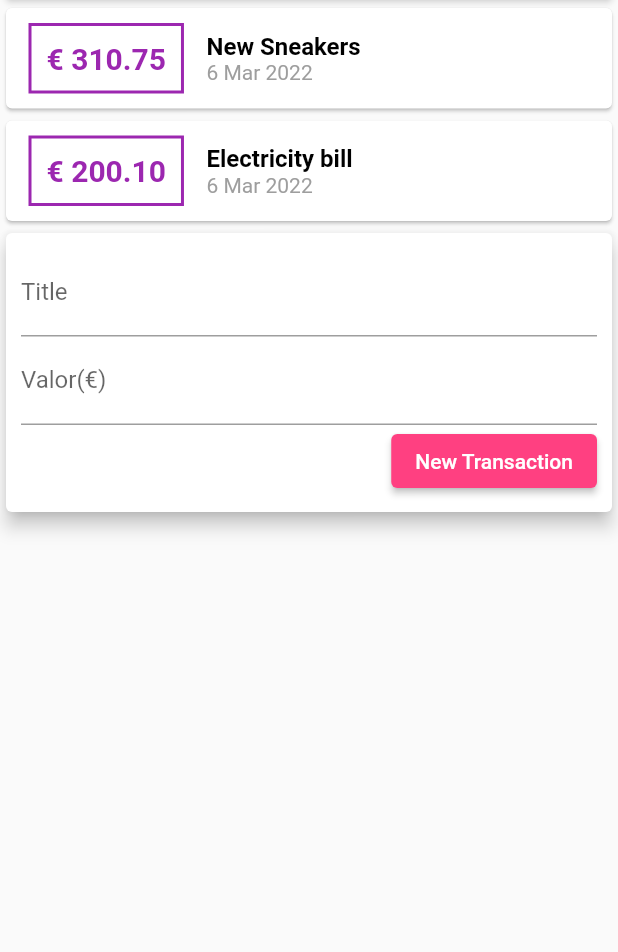
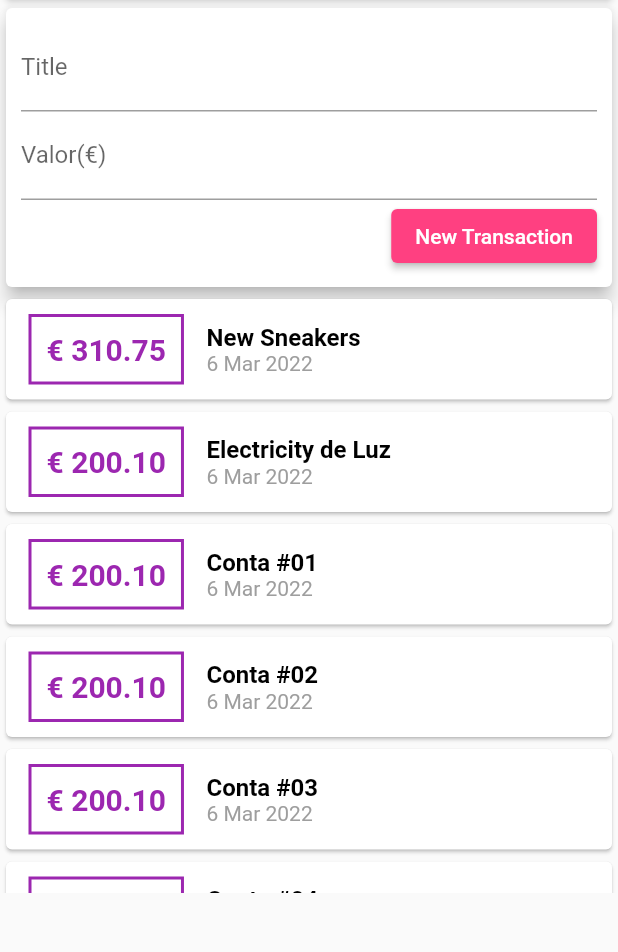
Before and after one commit to Carlxiso/Personnel-Costs, a Flutter app: the screen it shows after launch, on a phone screen of 412 x 824 dp, the part 118-1070 px from its top. Run offline on Flutter 3.47's test engine with Material 2 defaults, Android fonts, the phone set to English and light mode, and no system bars.

Commit message:
Widget SingleChildScrollView

```diff
--- a/lib/components/transaction_list.dart
+++ b/lib/components/transaction_list.dart
@@ -15,7 +15,12 @@ class TransactionList extends StatelessWidget {
 
   @override
   Widget build(BuildContext context) {
-    return Column(
+    return Container(
+      height: 400,
+      /*The SingleChildScrollView is wrapped with a container so we can
+      have the list into a spave of 400px*/
+      child: SingleChildScrollView(
+        child: Column(
           /* A função map vai receber uma outro função,
                 que por sua vez essa mesma função vai receber
                 cada um dos elementos*/
@@ -68,6 +73,8 @@ class TransactionList extends StatelessWidget {
               ),
             );
           }).toList(),
+        ),
+      ),
     );
   }
 }
--- a/lib/components/transaction_user.dart
+++ b/lib/components/transaction_user.dart
@@ -24,7 +24,43 @@ class _TransactionUserState extends State<TransactionUser> {
     ),
     Transaction(
       id: 'T2',
-      title: 'Electricity bill ',
+      title: 'Electricity de Luz ',
+      value: 200.1,
+      date: DateTime.now(),
+    ),
+    Transaction(
+      id: 'T3',
+      title: 'Conta #01 ',
+      value: 200.1,
+      date: DateTime.now(),
+    ),
+    Transaction(
+      id: 'T4',
+      title: 'Conta #02 ',
+      value: 200.1,
+      date: DateTime.now(),
+    ),
+    Transaction(
+      id: 'T5',
+      title: 'Conta #03 ',
+      value: 200.1,
+      date: DateTime.now(),
+    ),
+    Transaction(
+      id: 'T6',
+      title: 'Conta #04 ',
+      value: 200.1,
+      date: DateTime.now(),
+    ),
+    Transaction(
+      id: 'T7',
+      title: 'Conta #05 ',
+      value: 200.1,
+      date: DateTime.now(),
+    ),
+    Transaction(
+      id: 'T8',
+      title: 'Conta #06 ',
       value: 200.1,
       date: DateTime.now(),
     ),
@@ -47,8 +83,8 @@ class _TransactionUserState extends State<TransactionUser> {
   Widget build(BuildContext context) {
     return Column(
       children: <Widget>[
+        TransactionForm(_addTransaction),
         TransactionList(_transactions),
-        TransactionForm(_addTransaction),
       ],
     );
   }
--- a/lib/main.dart
+++ b/lib/main.dart
@@ -27,8 +27,10 @@ class MyHomePage extends StatelessWidget {
       appBar: AppBar(
         title: const Text('Personnel Costs'),
       ),
+      //It solves the bar warning scroll problem
+      body: SingleChildScrollView(
         // Component Type Column
-      body: Column(
+        child: Column(
           // mainAxisAlignment: MainAxisAlignment.spaceAround,
           crossAxisAlignment: CrossAxisAlignment.start,
           //Column receive a set of elements (Example: children  element)
@@ -44,6 +46,7 @@ class MyHomePage extends StatelessWidget {
             TransactionUser(),
           ],
         ),
+      ),
     );
   }
 }
```
Also changed, not shown: 10 other files. Lines whose indentation alone changed are shown as unchanged.
